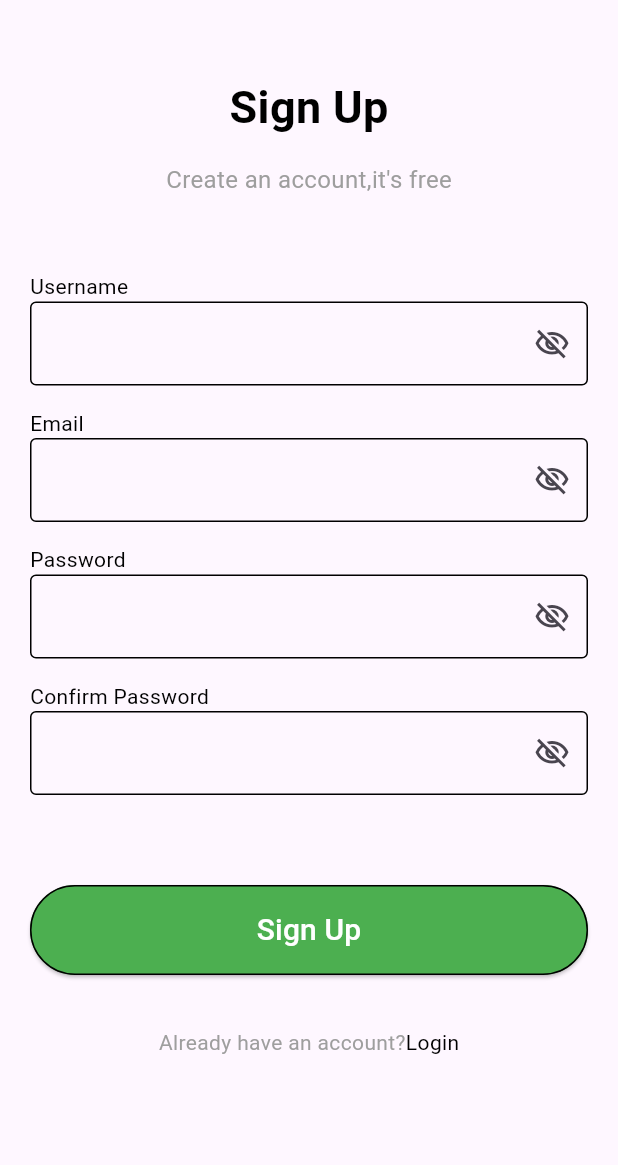
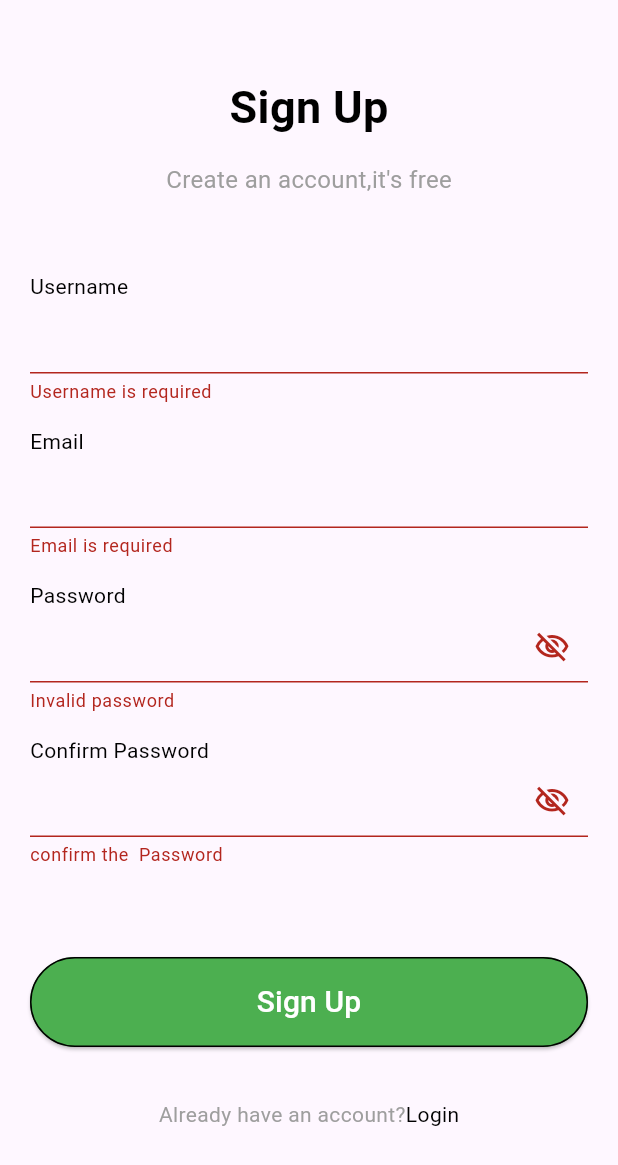
Before and after one commit to mithunkm04/registration_app_firebase_flutter, a Flutter app: the SignUp screen opened directly, after a tap on "Sign Up", on a phone screen of 412 x 824 dp. Shown: the top 1165 px of the screen. Run offline on Flutter 3.47's test engine with Material 3 defaults, Android fonts, the phone set to English and light mode, and no system bars; our stand-ins replace firebase_auth, firebase_core, lottie; accounts and stored records are empty; network calls fail.

Commit message:
registration ui using flutter completed

```diff
--- a/lib/Sign_up.dart
+++ b/lib/Sign_up.dart
@@ -22,7 +22,7 @@ class _SignUpState extends State<SignUp> {
       body: Center(
         child: Padding(
           padding: const EdgeInsets.only(left: 20, right: 20),
-          child: Form(
+          child: Form(key: formkey,
             child: Column(
               children: [
                 SizedBox(height: 50),
@@ -57,16 +57,6 @@ class _SignUpState extends State<SignUp> {
                   },
                   controller: usernamecontroller,
                   decoration: InputDecoration(
-                    suffixIcon: IconButton(
-                      onPressed: () {
-                        setState(() {
-                          isvisible = !isvisible;
-                        });
-                      },
-                      icon: isvisible
-                          ? Icon(Icons.visibility_off_outlined)
-                          : Icon(Icons.visibility),
-                    ),
                     enabledBorder: OutlineInputBorder(
                       borderRadius: BorderRadius.circular(4),
                     ),
@@ -92,22 +82,13 @@ class _SignUpState extends State<SignUp> {
                   },
                   controller: emailcontroller,
                   decoration: InputDecoration(
-                    suffixIcon: IconButton(
-                      onPressed: () {
-                        setState(() {
-                          isvisible = !isvisible;
-                        });
-                      },
-                      icon: isvisible
-                          ? Icon(Icons.visibility_off_outlined)
-                          : Icon(Icons.visibility),
-                    ),
                     enabledBorder: OutlineInputBorder(
                       borderRadius: BorderRadius.circular(4),
                     ),
                     focusedBorder: OutlineInputBorder(
                       borderRadius: BorderRadius.circular(4),
                     ),
+
                   ),
                 ),
                 SizedBox(height: 15),
@@ -143,9 +124,10 @@ class _SignUpState extends State<SignUp> {
                     ),
                     enabledBorder: OutlineInputBorder(
                       borderRadius: BorderRadius.circular(4),
+                      borderSide: BorderSide(color: Colors.black)
                     ),
                     focusedBorder: OutlineInputBorder(
-                      borderRadius: BorderRadius.circular(4),
+                      borderRadius: BorderRadius.circular(4), borderSide: BorderSide(color: Colors.black)
                     ),
                   ),
                 ),
@@ -206,10 +188,7 @@ class _SignUpState extends State<SignUp> {
                           context: context,
                         );
                       }
-                      Navigator.push(
-                        context,
-                        MaterialPageRoute(builder: (context) => SignUp()),
-                      );
+
                     },
                     child: Text("Sign Up", style: TextStyle(fontSize: 20)),
                   ),
--- a/pubspec.yaml
+++ b/pubspec.yaml
@@ -36,6 +36,7 @@ dependencies:
   cupertino_icons: ^1.0.8
   firebase_core: ^4.2.1
   firebase_auth: ^6.1.2
+  lottie: ^3.3.2
 
 dev_dependencies:
   flutter_test:
```
Also changed, not shown: assets/Welcome.json (added, +1 -0 lines), lib/Login.dart (+28 -20 lines), lib/home.dart (+6 -1 lines), pubspec.lock.
